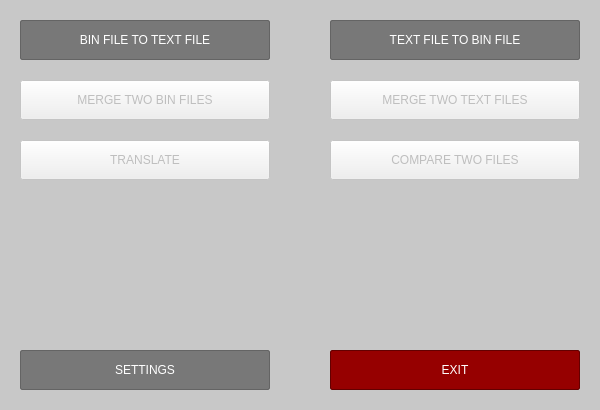
First picture: the form in src/Forms/MainWindow.ui, repository psv-git/BDOLang, before the edit.
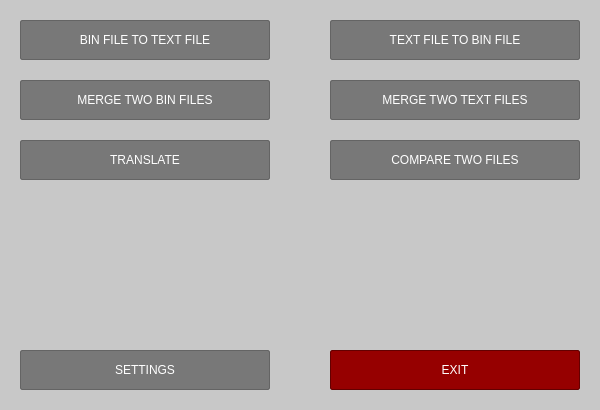
Second picture: the form after the edit.

What changed in the file:
```diff
--- a/src/Forms/MainWindow.ui
+++ b/src/Forms/MainWindow.ui
@@ -25,13 +25,12 @@
   <property name="windowTitle">
    <string notr="true">BDOLang</string>
   </property>
-  <property name="styleSheet">
-   <string notr="true">QMainWindow {
-	background-color: rgb(200, 200, 200);
-}
-</string>
-  </property>
   <widget class="QWidget" name="centralWidget">
+   <property name="styleSheet">
+    <string notr="true">QWidget  {
+	background-color: rgb(200, 200, 200);
+}</string>
+   </property>
    <widget class="QPushButton" name="transButton">
     <property name="enabled">
      <bool>false</bool>
@@ -54,7 +53,20 @@
      <number>1</number>
     </property>
     <property name="styleSheet">
-     <string notr="true">font: 87 10pt &quot;Arial Black&quot;;</string>
+     <string notr="true">QPushButton {
+	font: 75 12pt &quot;Liberation Sans&quot;;
+	color: rgb(255, 255, 255);
+
+	background-color: rgb(120, 120, 120);
+
+	border: 1px solid  rgb(100, 100, 100);
+	border-radius: 2px;
+}
+
+QPushButton::hover {
+	background-color: rgb(150, 150, 150);
+}
+</string>
     </property>
     <property name="text">
      <string>TRANSLATE</string>
@@ -213,7 +225,20 @@
      <enum>Qt::TabFocus</enum>
     </property>
     <property name="styleSheet">
-     <string notr="true">font: 87 10pt &quot;Arial Black&quot;;</string>
+     <string notr="true">QPushButton {
+	font: 75 12pt &quot;Liberation Sans&quot;;
+	color: rgb(255, 255, 255);
+
+	background-color: rgb(120, 120, 120);
+
+	border: 1px solid  rgb(100, 100, 100);
+	border-radius: 2px;
+}
+
+QPushButton::hover {
+	background-color: rgb(150, 150, 150);
+}
+</string>
     </property>
     <property name="text">
      <string>MERGE TWO BIN FILES</string>
@@ -235,7 +260,20 @@
      <enum>Qt::TabFocus</enum>
     </property>
     <property name="styleSheet">
-     <string notr="true">font: 87 10pt &quot;Arial Black&quot;;</string>
+     <string notr="true">QPushButton {
+	font: 75 12pt &quot;Liberation Sans&quot;;
+	color: rgb(255, 255, 255);
+
+	background-color: rgb(120, 120, 120);
+
+	border: 1px solid  rgb(100, 100, 100);
+	border-radius: 2px;
+}
+
+QPushButton::hover {
+	background-color: rgb(150, 150, 150);
+}
+</string>
     </property>
     <property name="text">
      <string>MERGE TWO TEXT FILES</string>
@@ -263,7 +301,20 @@
      <number>1</number>
     </property>
     <property name="styleSheet">
-     <string notr="true">font: 87 10pt &quot;Arial Black&quot;;</string>
+     <string notr="true">QPushButton {
+	font: 75 12pt &quot;Liberation Sans&quot;;
+	color: rgb(255, 255, 255);
+
+	background-color: rgb(120, 120, 120);
+
+	border: 1px solid  rgb(100, 100, 100);
+	border-radius: 2px;
+}
+
+QPushButton::hover {
+	background-color: rgb(150, 150, 150);
+}
+</string>
     </property>
     <property name="text">
      <string>COMPARE TWO FILES</string>
```
Left out of the diff: 13 changed lines with no effect on the pictures.
